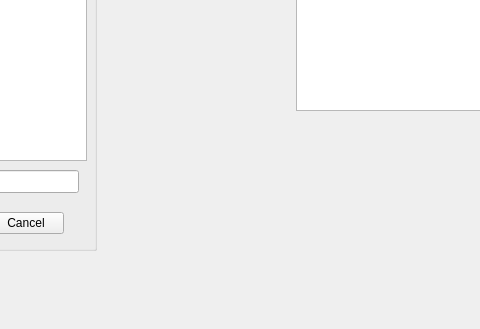
This is cmdsimmw.ui in CarnationTL/cmd_sim as Qt 5 draws it before an edit; both pictures show x 134 to 614 and y 300 to 629 of the 1019 by 629 pixel window. The edited form follows.
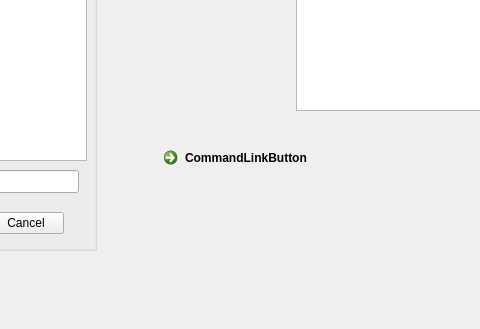
This is the edited form.

Patch:
```diff
--- a/cmdsimmw.ui
+++ b/cmdsimmw.ui
@@ -237,6 +237,19 @@
      <enum>QFrame::Sunken</enum>
     </property>
    </widget>
+   <widget class="QCommandLinkButton" name="commandLinkButton">
+    <property name="geometry">
+     <rect>
+      <x>290</x>
+      <y>400</y>
+      <width>168</width>
+      <height>41</height>
+     </rect>
+    </property>
+    <property name="text">
+     <string>CommandLinkButton</string>
+    </property>
+   </widget>
    <zorder>groupBox</zorder>
    <zorder>gBox_sig_sel</zorder>
    <zorder>layoutWidget</zorder>
```
Left out of the diff: 1 changed line with no effect on the pictures.
